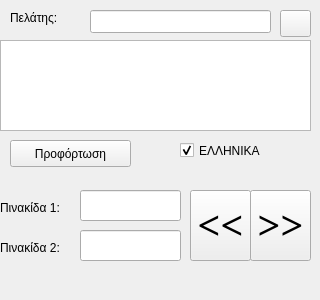
algogr/Elina_Scanner, file fortosi_new_1.ui: the form before one commit.
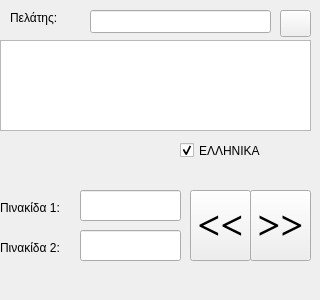
The form after the commit.

```diff
--- a/fortosi_new_1.ui
+++ b/fortosi_new_1.ui
@@ -156,19 +156,6 @@
     <string/>
    </property>
   </widget>
-  <widget class="QPushButton" name="profButton">
-   <property name="geometry">
-    <rect>
-     <x>10</x>
-     <y>140</y>
-     <width>121</width>
-     <height>27</height>
-    </rect>
-   </property>
-   <property name="text">
-    <string>Προφόρτωση</string>
-   </property>
-  </widget>
   <widget class="QLabel" name="label_Customer">
    <property name="geometry">
     <rect>
```
